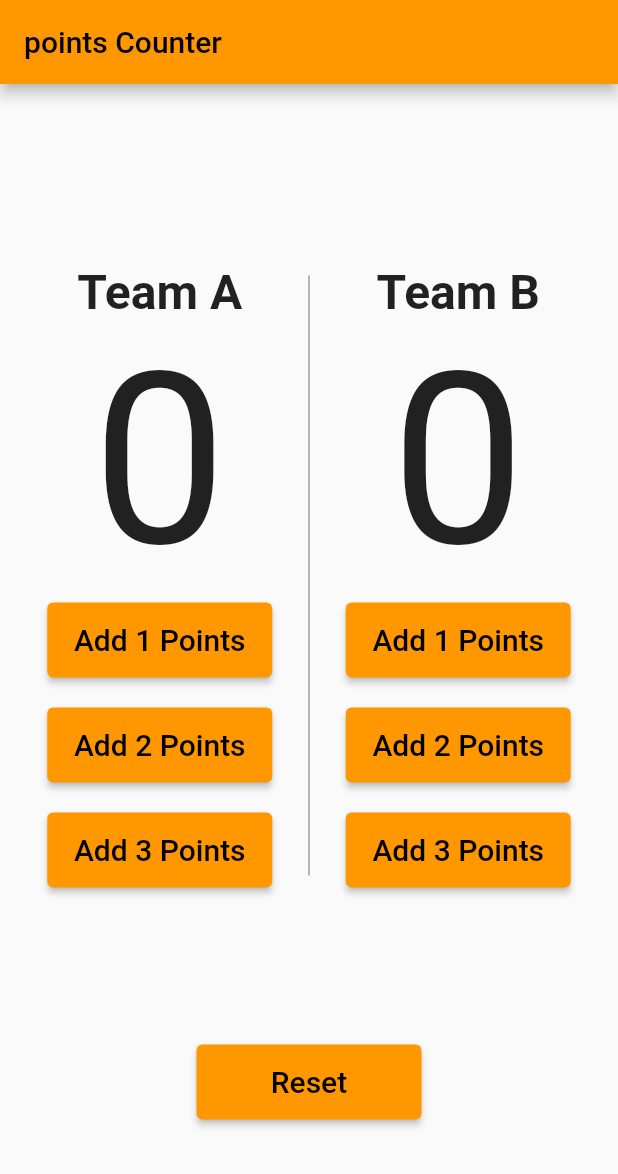
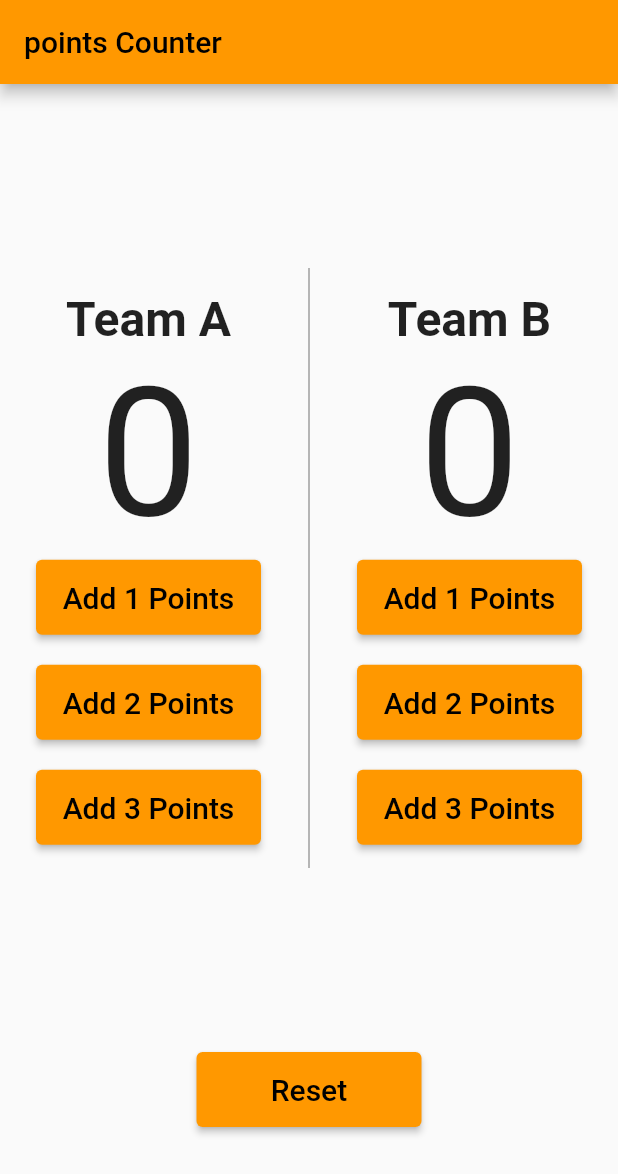
Before and after one commit to ahmedalgzery/basketball-poinst-counter, a Flutter app: the screen it shows after launch, on a phone screen of 412 x 824 dp. Shown: the top 1174 px of the screen. Run offline on Flutter 3.47's test engine with Material 2 defaults, Android fonts, the phone set to English and light mode, and no system bars.

Commit message:
add commit

```diff
--- a/lib/main.dart
+++ b/lib/main.dart
@@ -38,10 +38,9 @@ class _MyAppState extends State<MyApp> {
             'points Counter',
           ),
         ),
-        body: Padding(
-          padding: const EdgeInsets.all(15.0),
-          child: Column(
+        body: Column(
           mainAxisAlignment: MainAxisAlignment.spaceEvenly,
+
           children: [
             Row(
               mainAxisAlignment: MainAxisAlignment.spaceEvenly,
@@ -59,7 +58,7 @@ class _MyAppState extends State<MyApp> {
                     Text(
                       '$TeamA',
                       style: const TextStyle(
-                          fontSize: 160.0,
+                        fontSize: 120.0,
                       ),
                     ),
                     ElevatedButton(
@@ -131,7 +130,7 @@ class _MyAppState extends State<MyApp> {
                     Text(
                       '$TeamB',
                       style: const TextStyle(
-                          fontSize: 160.0,
+                        fontSize: 120.0,
                       ),
                     ),
                     ElevatedButton(
@@ -200,7 +199,6 @@ class _MyAppState extends State<MyApp> {
           ],
         ),
       ),
-      ),
     );
   }
 }
```
Lines whose indentation alone changed are shown as unchanged.
